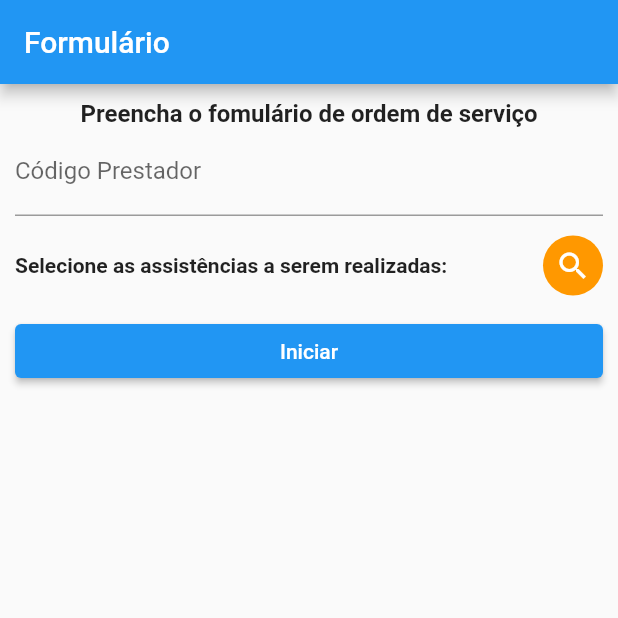
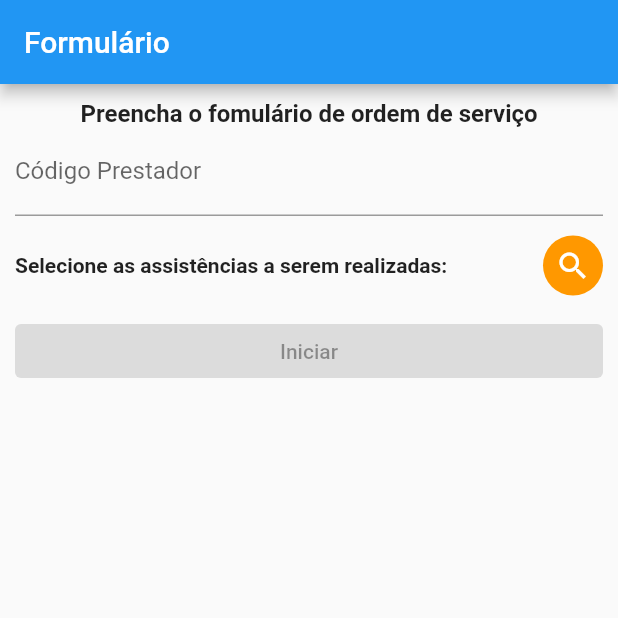
Before and after one commit to biellz1221/solution-sprint-fiap-fase3-frontend, a Flutter app: the screen it shows after launch, on a phone screen of 412 x 824 dp, the top half of it. Run offline on Flutter 3.47's test engine with Material 2 defaults, Android fonts, the phone set to English and light mode, and no system bars; our stand-ins replace geolocator, get.

```diff
--- a/lib/controller/assists_controller.dart
+++ b/lib/controller/assists_controller.dart
@@ -50,5 +50,6 @@ class AssistsController extends GetxController with StateMixin<List<Assist>> {
     } else {
       selectedAssists.removeAt(indexFound);
     }
+    change(allAssists, status: RxStatus.success());
   }
 }
--- a/lib/main.dart
+++ b/lib/main.dart
@@ -19,7 +19,6 @@ void initService() async {
 class MyApp extends StatelessWidget {
   const MyApp({super.key});
 
-  // This widget is the root of your application.
   @override
   Widget build(BuildContext context) {
     return GetMaterialApp(
@@ -28,7 +27,7 @@ class MyApp extends StatelessWidget {
         primarySwatch: Colors.blue,
       ),
       getPages: [
-        GetPage(name: "/", page: () => const OrderPage(), binding: OrderBind()),
+        GetPage(name: "/", page: () => OrderPage(), binding: OrderBind()),
         GetPage(name: "/assists", page: () => const HomePage(), binding: HomeBind())
       ],
     );
--- a/lib/pages/order_page.dart
+++ b/lib/pages/order_page.dart
@@ -71,9 +71,12 @@ class OrderPage extends GetView<OrderController> {
             Obx(() => _renderAssists(controller.selectedAssists)),
             Row(
               children: [
-                Expanded(
+                ValueListenableBuilder<TextEditingValue>(
+                  valueListenable: controller.operatorIdController,
+                  builder: (context, value, child) {
+                    return Expanded(
                       child: ElevatedButton(
-                    onPressed: controller.finishStartOrder,
+                        onPressed: value.text.isNotEmpty ? controller.finishStartOrder : null,
                         child: Obx(() {
                           if (controller.screenState.value == OrderState.creating) {
                             return const Text("Iniciar");
@@ -82,6 +85,8 @@ class OrderPage extends GetView<OrderController> {
                           }
                         }),
                       ),
+                    );
+                  },
                 ),
               ],
             )
```
Also changed, not shown: lib/controller/order_controller.dart (+7 -0 lines). Lines whose indentation alone changed are shown as unchanged.
